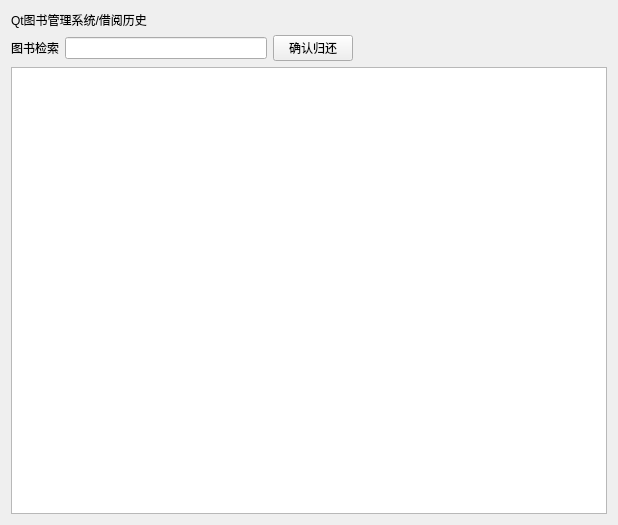
This is bookmgr/cell/cell_bookhis.ui in ZF-Xie/book-manager as Qt 5 draws it before an edit. The edited form follows.
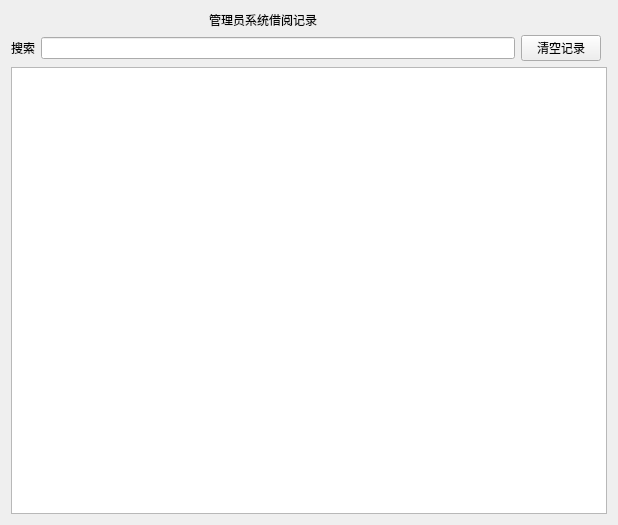
This is the edited form.

Diff of the .ui file:
```diff
--- a/bookmgr/cell/cell_bookhis.ui
+++ b/bookmgr/cell/cell_bookhis.ui
@@ -17,14 +17,17 @@
    <item row="0" column="0" colspan="2">
     <widget class="QLabel" name="label_2">
      <property name="text">
-      <string>Qt图书管理系统/借阅历史</string>
+      <string>管理员系统借阅记录</string>
+     </property>
+     <property name="alignment">
+      <set>Qt::AlignCenter</set>
      </property>
     </widget>
    </item>
    <item row="1" column="0">
     <widget class="QLabel" name="label">
      <property name="text">
-      <string>图书检索</string>
+      <string>搜索</string>
      </property>
      <property name="alignment">
       <set>Qt::AlignRight|Qt::AlignTrailing|Qt::AlignVCenter</set>
@@ -37,23 +40,10 @@
    <item row="1" column="2">
     <widget class="QPushButton" name="btu_clear">
      <property name="text">
-      <string>确认归还</string>
+      <string>清空记录</string>
      </property>
     </widget>
    </item>
-   <item row="1" column="3">
-    <spacer name="horizontalSpacer">
-     <property name="orientation">
-      <enum>Qt::Horizontal</enum>
-     </property>
-     <property name="sizeHint" stdset="0">
-      <size>
-       <width>248</width>
-       <height>20</height>
-      </size>
-     </property>
-    </spacer>
-   </item>
    <item row="2" column="0" colspan="4">
     <widget class="QTableView" name="tableView"/>
    </item>
```
